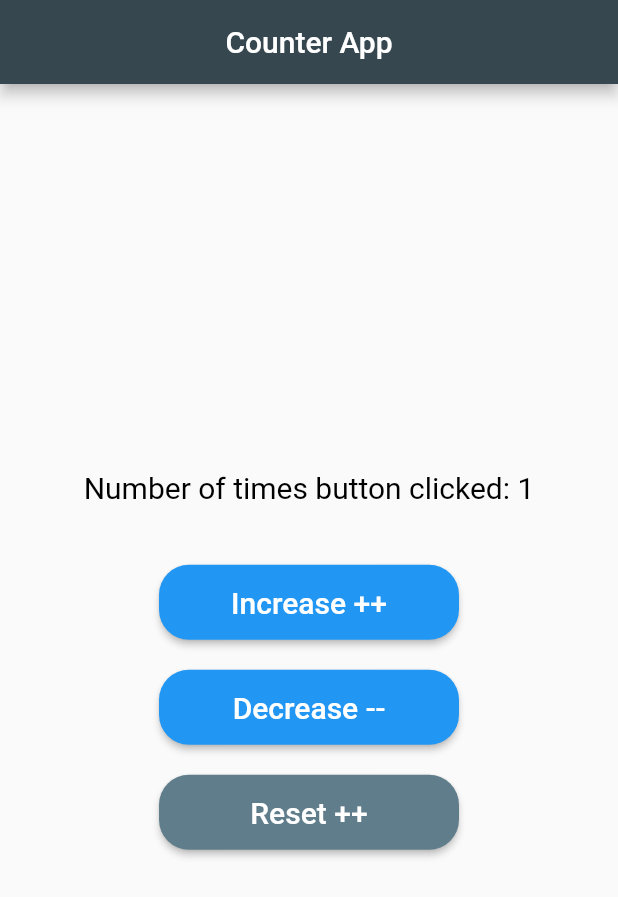
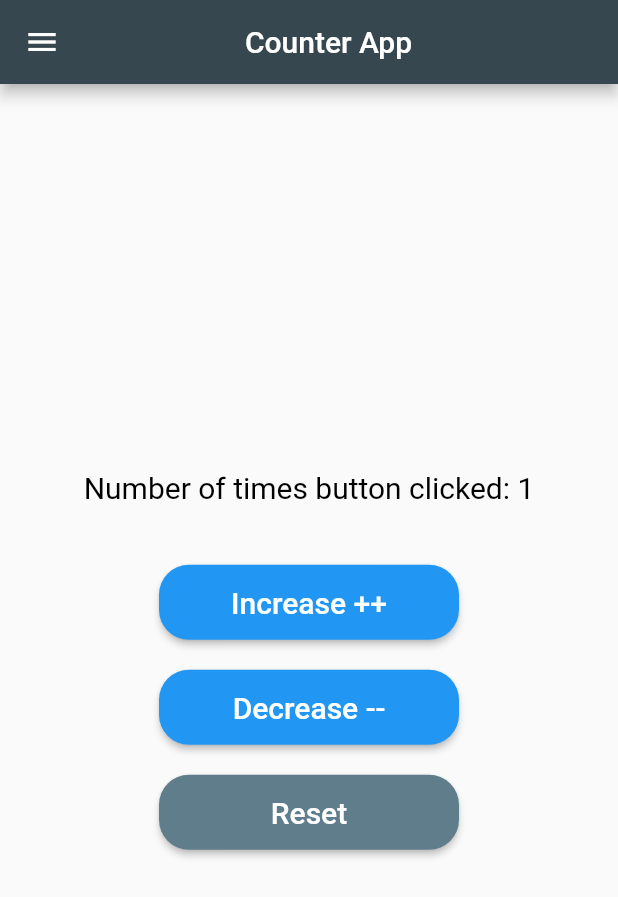
Before and after one commit to rev2023/Internship-Tasks, a Flutter app: the screen it shows after launch, after a tap on "Increase ++", on a phone screen of 412 x 824 dp. Shown: the top 897 px of the screen. Run offline on Flutter 3.47's test engine with Material 2 defaults, Android fonts, the phone set to English and light mode, and no system bars; our stand-ins replace auto_route, shared_preferences.

Commit message:
Implement dark theme and add route from home page to appearance page

```diff
--- a/lib/Utils/app_colors.dart
+++ b/lib/Utils/app_colors.dart
@@ -1,8 +1,16 @@
 import 'package:flutter/material.dart';
 
 class AppColors {
-  static const Color primaryColor = Color(0xFF37474F);
-  static const Color enabledButton = Colors.blue;
-  static const Color resetButton = Colors.blueGrey;
-  static const Color textColor = Colors.black;
+
+  static Color primaryColor = const Color(0xFF37474F);
+  static Color enabledButton = Colors.blue;
+  static Color resetButton = Colors.blueGrey;
+  static Color textColor = Colors.black;
+  static Color buttonText = Colors.white;
+  static Color darkPrimaryColor = Colors.black54;
+  static Color darkModeButton = Colors.black26;
+  static Color darkModeText = Colors.white;
+  static Color darkModeReset = Colors.white;
+
+
 }
--- a/lib/Widgets/counter_button.dart
+++ b/lib/Widgets/counter_button.dart
@@ -1,5 +1,4 @@
 import 'package:flutter/material.dart';
-import 'package:provider/provider.dart';
 
 class CounterButton extends StatelessWidget {
   final double height = 50;
@@ -7,14 +6,16 @@ class CounterButton extends StatelessWidget {
   final VoidCallback onPressed;
   final bool enableFeedback;
   final Color color;
-  String text;
+  final Color textColor;
+  final String text;
 
   //constructor
-  CounterButton({
+  const CounterButton({super.key,
     required this.onPressed,
     required this.enableFeedback,
     required this.color,
     required this.text,
+    required this.textColor,
   });
 
   @override
@@ -30,7 +31,7 @@ class CounterButton extends StatelessWidget {
       color: color,
       child: Text(
         text,
-        style: const TextStyle(fontSize: 20, color: Colors.white),
+        style: TextStyle(fontSize: 20, color: textColor,)
       ),
     );
   }
--- a/lib/main.dart
+++ b/lib/main.dart
@@ -1,102 +1,44 @@
 import 'package:counter_app/counter_view_model.dart';
+import 'package:counter_app/theme_provider.dart';
+import 'package:counter_app/routes/app_router.dart';
+import 'package:counter_app/theme/themes.dart';
 import 'package:flutter/material.dart';
 import 'package:provider/provider.dart';
-import 'package:counter_app/Widgets/counter_button.dart';
 
-import 'Utils/app_colors.dart';
 
-void main() async {
+void main() {
+
   runApp(
-    ChangeNotifierProvider(
-      create: (_) => CounterViewModel(),
+    MultiProvider(
+
+      providers: [
+        ChangeNotifierProvider<CounterViewModel>(
+          create: (context) => CounterViewModel(),
+        ),
+          ChangeNotifierProvider<ThemeProvider>(
+          create: (context) => ThemeProvider(),
+        ),
+
+      ],
       child: MyApp(),
     ),
   );
 }
 
 class MyApp extends StatelessWidget {
+  const MyApp({super.key});
+
   @override
   Widget build(BuildContext context) {
-    return MaterialApp(
-      home: Scaffold(
-        appBar: AppBar(
-          backgroundColor: AppColors.primaryColor,
-          title: const Center(
-            child: Text('Counter App'),
-          ),
-        ),
-        body: CounterScreen(),
-      ),
+    AppRouter appRouter = AppRouter();
+    final themeProvider = Provider.of<ThemeProvider>(context);
+
+    return MaterialApp.router(
+    routerConfig: appRouter.config(),
+      theme: Themes.lightTheme,
+      darkTheme: Themes.darkTheme,
+      themeMode: themeProvider.themeMode,
     );
+
   }
 }
-
-class CounterScreen extends StatelessWidget {
-  @override
-  Widget build(BuildContext context) {
-    final viewModel = Provider.of<CounterViewModel>(context);
-    final count = viewModel.count;
-
-
-    //Instances of the counter button
-    CounterButton increaseButton = CounterButton(
-      onPressed: () {
-        viewModel.increment();
-        },
-      enableFeedback: !viewModel.maxLimitReached,
-      color: AppColors.enabledButton,
-      text: 'Increase ++',
-    );
-    CounterButton resetButton = CounterButton(
-      onPressed: () {
-        viewModel.reset();
-      },
-      enableFeedback: !viewModel.maxLimitReached,
-      color: AppColors.resetButton,
-      text: 'Reset ++',
-    );
-    CounterButton decreaseButton = CounterButton(
-      onPressed: () {
-        if (viewModel.isZero == true) {
-          ScaffoldMessenger.of(context).showSnackBar(
-            const SnackBar(
-              content: Text('Error: Cannot decrement below 0'),
-            ),
-          );
-        }
-        viewModel.decrement();
-      },
-      enableFeedback: true,
-      color: AppColors.enabledButton,
-      text: 'Decrease --',
-    );
-
-    return Scaffold(
-      body: Center(
-        child: Column(
-          mainAxisAlignment: MainAxisAlignment.center,
-          children: [
-            Text(
-              'Number of times button clicked: $count',
-              style: const TextStyle(fontSize: 20, color: AppColors.textColor),
-            ),
-            const SizedBox(height: 40),
-            Opacity(
-              opacity: viewModel.maxLimitReached ? 0.3: 1,
-              child: increaseButton,
-            ),
-            const SizedBox(
-              height: 20,
-            ),
-            decreaseButton,
-            const SizedBox(height: 20),
-            Visibility(
-              visible: !viewModel.isZero, //Only show the button if count is not equal to 0
-              child: resetButton,
-            ),
-          ],
-        ),
-      ),
-    );
-  }
-}
--- /dev/null
+++ b/lib/routes/app_router.dart
@@ -0,0 +1,14 @@
+import 'package:auto_route/auto_route.dart';
+import 'app_router.gr.dart';
+
+
+@AutoRouterConfig()
+class AppRouter extends $AppRouter {
+
+  @override
+  List<AutoRoute> get routes => [
+    AutoRoute(path: '/screens/home_screen.dart', page: HomeRoute.page, initial: true),
+    AutoRoute(path: '/screens/appearance_screen.dart', page: AppearanceRoute.page),
+
+  ];
+}
--- /dev/null
+++ b/lib/screens/appearance_screen.dart
@@ -0,0 +1,50 @@
+import 'package:auto_route/auto_route.dart';
+import 'package:counter_app/theme_provider.dart';
+import 'package:flutter/material.dart';
+import 'package:provider/provider.dart';
+
+
+@RoutePage()
+class AppearanceScreen extends StatelessWidget {
+  const AppearanceScreen({super.key});
+  @override
+
+  Widget build(BuildContext context) {
+    final themeProvider = Provider.of<ThemeProvider>(context);
+    //final themeManager = Provider.of<ThemeManager>(context);
+
+    return  Scaffold(
+
+          appBar: AppBar(
+            leading: IconButton(
+              icon: const Icon(Icons.arrow_back),
+              onPressed: () {
+                AutoRouter.of(context).pop();
+              },
+            ),
+            backgroundColor: Theme.of(context).primaryColor,
+            title: const Center(
+              child: Padding(
+                padding: EdgeInsets.fromLTRB(0, 0, 30, 0),
+                child: Text('Counter App'),
+              ),
+            ),
+          ),
+          body: Column(
+            children:  [
+              const SizedBox(
+                height: 20,
+              ),
+              ListTile(
+                title: const Text('Switch on dark mode'),
+                trailing: Switch(value: themeProvider.isDarkMode,
+                  onChanged: (value) {
+                   themeProvider.toggleTheme();
+
+                },),
+              ),
+            ],
+          ),
+    );
+  }
+}
--- /dev/null
+++ b/lib/screens/home_screen.dart
@@ -0,0 +1,153 @@
+import 'package:auto_route/auto_route.dart';
+import 'package:counter_app/counter_view_model.dart';
+import 'package:counter_app/routes/app_router.gr.dart';
+import 'package:flutter/material.dart';
+import 'package:provider/provider.dart';
+import 'package:counter_app/widgets/counter_button.dart';
+import 'package:counter_app/utils/app_colors.dart';
+
+@RoutePage()
+class HomeScreen extends StatelessWidget {
+  const HomeScreen({super.key});
+
+  @override
+  Widget build(BuildContext context) {
+    return Scaffold(
+        appBar: AppBar(
+          backgroundColor: Theme.of(context).primaryColor,
+          title: const Center(
+            child: Padding(
+              padding: EdgeInsets.fromLTRB(0, 0, 30, 0),
+              child: Text('Counter App'),
+            ),
+          ),
+        ),
+        drawer: Drawer(
+          // Add a ListView to the drawer. This ensures the user can scroll
+          // through the options in the drawer if there isn't enough vertical
+          // space to fit everything.
+          child: ListView(
+            // Important: Remove any padding from the ListView.
+            padding: EdgeInsets.zero,
+            children: [
+              Container(
+                height: 100,
+                child:  DrawerHeader(
+                  decoration: const BoxDecoration(
+                    color: Colors.white24,
+                    border: Border(
+                      bottom: BorderSide(
+                        style: BorderStyle.solid,
+                        color: Colors.blueAccent,
+                        width: 2.5,
+                      ),
+                    ),
+                  ),
+                  child: Row(
+                    children: const [
+                      Text('Settings', style: TextStyle(fontSize: 18.5),),
+                      SizedBox(width: 10,),
+                      Icon(Icons.settings),
+                    ],
+                  ),
+                ),
+              ),
+              ListTile(
+                title: const Text('Appearance'),
+                onTap: () {
+                  // Update the state of the app
+                  context.router.push(const AppearanceRoute());
+                  // Then close the drawer
+                  Navigator.pop(context);
+                },
+              ),
+              ListTile(
+                title: const Text('About'),
+                onTap: () {
+                  // Update the state of the app
+                  // ...
+                  // Then close the drawer
+                  Navigator.pop(context);
+                },
+              ),
+            ],
+          ),
+        ),
+        body: const CounterScreen(),
+      );
+  }
+}
+
+class CounterScreen extends StatelessWidget {
+  const CounterScreen({super.key});
+
+  @override
+  Widget build(BuildContext context) {
+    final viewModel = Provider.of<CounterViewModel>(context);
+    final count = viewModel.count;
+
+    // Instances of the counter button
+    CounterButton increaseButton = CounterButton(
+      onPressed: () {
+        viewModel.increment();
+      },
+      enableFeedback: !viewModel.maxLimitReached,
+      color: Theme.of(context).buttonTheme.colorScheme!.primary,
+      text: 'Increase ++',
+      textColor: AppColors.buttonText,
+    );
+    CounterButton resetButton = CounterButton(
+      onPressed: () {
+        viewModel.reset();
+      },
+      enableFeedback: !viewModel.maxLimitReached,
+      color: Theme.of(context).buttonTheme.colorScheme!.onSurface,
+      textColor: Theme.of(context).colorScheme.primary,
+      text: 'Reset',
+    );
+    CounterButton decreaseButton = CounterButton(
+      onPressed: () {
+        if (viewModel.isZero == true) {
+          ScaffoldMessenger.of(context).showSnackBar(
+            const SnackBar(
+              content: Text('Error: Cannot decrement below 0'),
+            ),
+          );
+        }
+        viewModel.decrement();
+      },
+      enableFeedback: true,
+      color: Theme.of(context).buttonTheme.colorScheme!.primary,
+      text: 'Decrease --',
+      textColor: AppColors.buttonText,
+    );
+
+    return Scaffold(
+      body: Center(
+        child: Column(
+          mainAxisAlignment: MainAxisAlignment.center,
+          children: [
+            Text(
+              'Number of times button clicked: $count',
+              style: TextStyle(fontSize: 20, color: Theme.of(context).colorScheme.onSurface),
+            ),
+            const SizedBox(height: 40),
+            Opacity(
+              opacity: viewModel.maxLimitReached ? 0.3 : 1,
+              child: increaseButton,
+            ),
+            const SizedBox(
+              height: 20,
+            ),
+            decreaseButton,
+            const SizedBox(height: 20),
+            Visibility(
+              visible: !viewModel.isZero, // Only show the button if count is not equal to 0
+              child: resetButton,
+            ),
+          ],
+        ),
+      ),
+    );
+  }
+}
--- /dev/null
+++ b/lib/theme/themes.dart
@@ -0,0 +1,39 @@
+import 'package:counter_app/utils/app_colors.dart';
+import 'package:flutter/material.dart';
+
+//Two different themes - light & dark
+class Themes {
+  static final lightTheme = ThemeData(
+    brightness: Brightness.light,
+    primaryColor: AppColors.primaryColor, // Used for appbar
+    colorScheme: ColorScheme.light(
+      primary: AppColors.darkModeText, //Used for text color
+      onSurface: AppColors.textColor,
+    ),
+    buttonTheme: ButtonThemeData(
+      colorScheme: ColorScheme.dark(
+        primary: AppColors.enabledButton, //Used for increase & decrease button theming
+        onSurface: AppColors.resetButton, //Used for reset button theming
+      ),
+
+    ),
+
+  );
+
+  static final darkTheme = ThemeData(
+    brightness: Brightness.dark,
+    primaryColor: AppColors.darkPrimaryColor, //Used for appbar
+    colorScheme: ColorScheme.dark(
+      primary: AppColors.textColor, //Used for text color
+      onSurface: AppColors.darkModeText,
+    ),
+    buttonTheme: ButtonThemeData(
+      colorScheme: ColorScheme.dark(
+        primary: AppColors.darkModeButton, //Used for increase & decrease button theming
+        onSurface: AppColors.darkModeReset, //Used for reset button theming
+
+      ),
+
+    ),
+  );
+}
--- /dev/null
+++ b/lib/theme_provider.dart
@@ -0,0 +1,37 @@
+import 'package:shared_preferences/shared_preferences.dart';
+import 'package:flutter/material.dart';
+
+class ThemeProvider with ChangeNotifier {
+  bool _isDarkMode = false;
+  bool get isDarkMode => _isDarkMode;
+  ThemeMode _themeMode = ThemeMode.light;
+  ThemeMode get themeMode => _themeMode;
+
+  //constructor
+  ThemeProvider() {
+    _saveTheme();
+    _loadTheme();
+  }
+
+  // Using shared preferences to store current theme
+  void _loadTheme() async {
+    SharedPreferences prefs = await SharedPreferences.getInstance();
+    _isDarkMode = prefs.getBool('isDark') ?? true;
+    notifyListeners();
+  }
+
+  //Method for reading current count into shared preferences
+  void _saveTheme() async {
+    SharedPreferences prefs = await SharedPreferences.getInstance();
+    await prefs.setBool('isDark', _isDarkMode );
+    _themeMode = _isDarkMode? ThemeMode.dark : ThemeMode.light;
+    notifyListeners();
+  }
+
+  void toggleTheme() {
+    _isDarkMode = !_isDarkMode;
+    _themeMode = _isDarkMode? ThemeMode.dark : ThemeMode.light;
+    _saveTheme();
+    notifyListeners();
+  }
+}
--- a/pubspec.yaml
+++ b/pubspec.yaml
@@ -32,6 +32,7 @@ dependencies:
     sdk: flutter
   provider: ^5.0.0
   shared_preferences: ^2.0.6
+  auto_route: ^7.2.0
 
 
 
@@ -42,6 +43,7 @@ dependencies:
 dev_dependencies:
   flutter_test:
     sdk: flutter
+  auto_route_generator: ^7.1.1
 
   # The "flutter_lints" package below contains a set of recommended lints to
   # encourage good coding practices. The lint set provided by the package is
```
Also changed, not shown: lib/routes/app_router.gr.dart (added), pubspec.lock.
